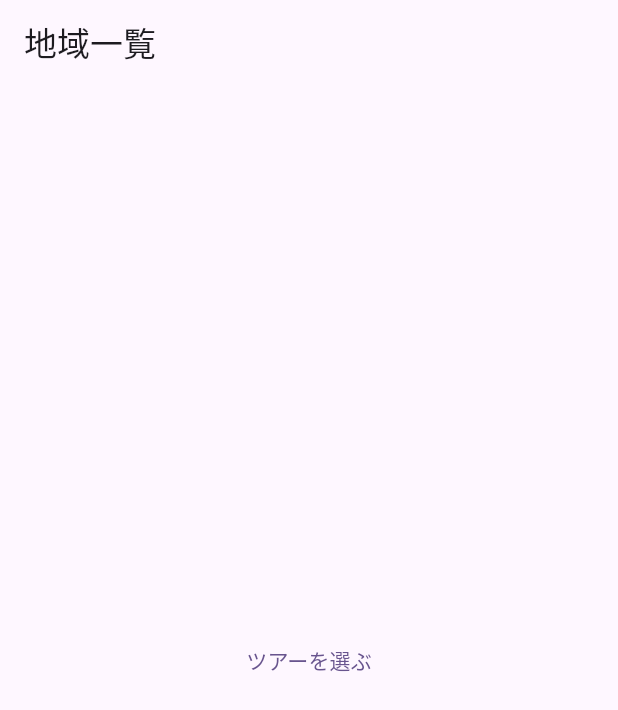
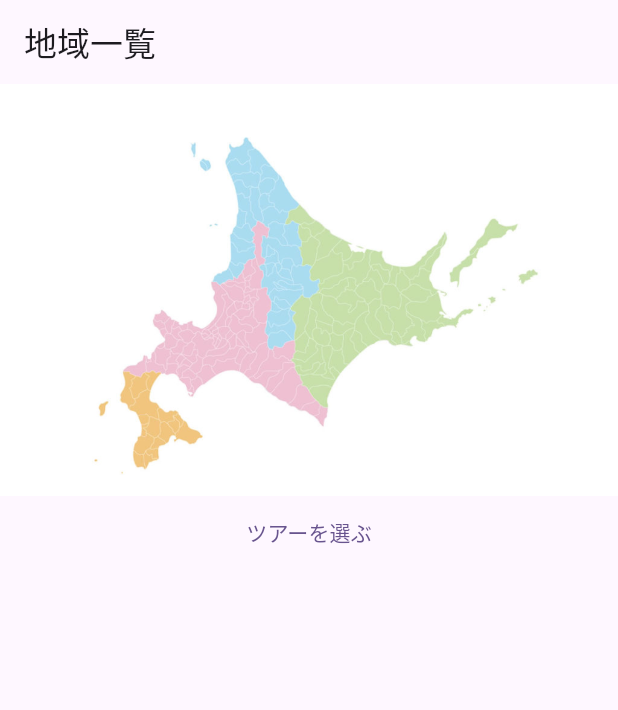
Before and after one commit to Satokamone/flutterMock, a Flutter app: the screen it shows after launch, on a phone screen of 412 x 824 dp. Shown: the top 710 px of the screen. Run offline on Flutter 3.47's test engine with Material 3 defaults, Android fonts, the light colour scheme and no system bars.

Commit message:
画像の修正

```diff
--- a/lib/homepage.dart
+++ b/lib/homepage.dart
@@ -9,7 +9,10 @@ class HomePage extends StatelessWidget {
         title: Text("地域一覧"),
       ),
       body: Center(
-        child: TextButton(
+        child: Column(
+          children: [
+            Image.asset('images/北海道地域別.jpg'),
+            TextButton(
               child: Text("ツアーを選ぶ"),
               onPressed: () {
                 // （1） 指定した画面に遷移する
@@ -17,9 +20,10 @@ class HomePage extends StatelessWidget {
                   context,
                   MaterialPageRoute(
                       // （2） 実際に表示するページ(ウィジェット)を指定する
-                    builder: (context) => FirstPage()));
-            Center(
-              child: Image.asset('images/北海道地域別.jpg'),
+                      builder: (context) => FirstPage()),
+                );
+                //Center(
+                //child: Image.asset('images/北海道地域別.jpg'),
                 //child: TextButton(
                 //child: Text("ツアーを選ぶ"),
                 //onPressed: () {
@@ -29,11 +33,12 @@ class HomePage extends StatelessWidget {
                 //MaterialPageRoute(
                 // （2） 実際に表示するページ(ウィジェット)を指定する
                 //builder: (context) => FirstPage()));
-            );
               }, //},
             ),
+          ],
+          //),
         ),
-      //),
+      ),
     );
   }
 }
```
Lines whose indentation alone changed are shown as unchanged.
